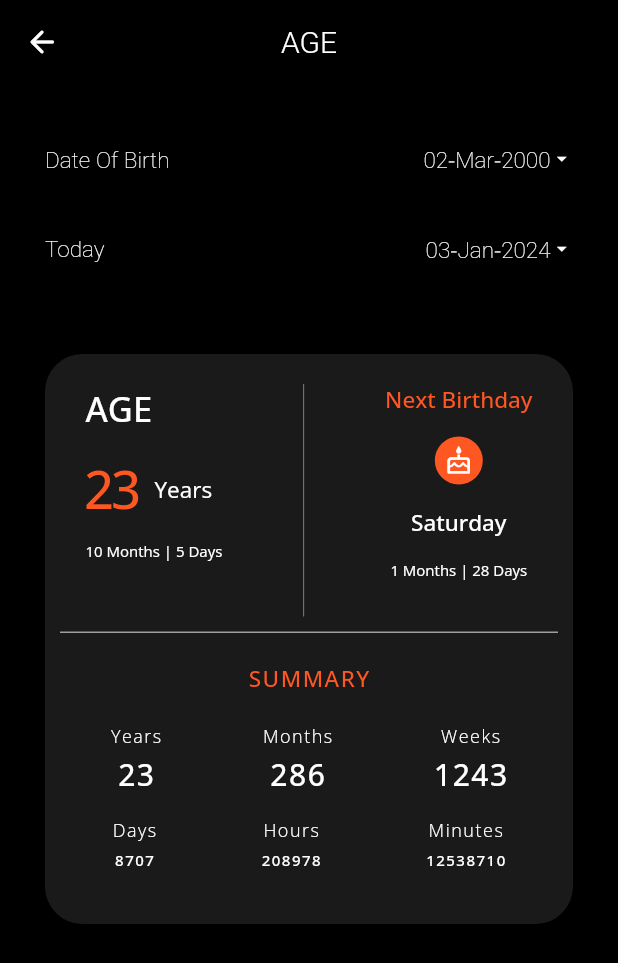
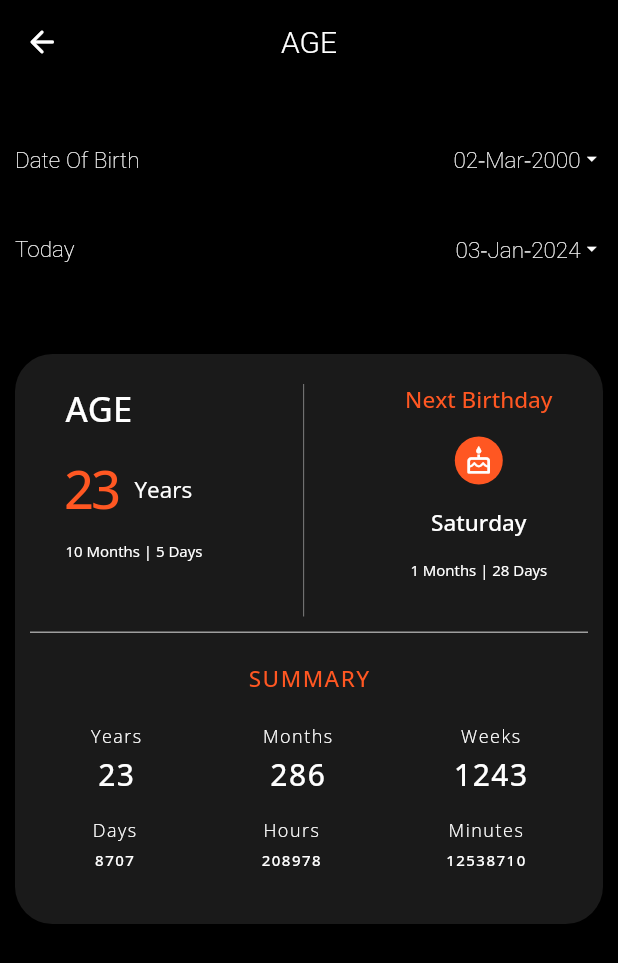
Before and after one commit to GunasekarnRagul/Unit_Calculator_App, a Flutter app: the Age screen opened directly, on a phone screen of 412 x 824 dp. Shown: the top 963 px of the screen. Run offline on Flutter 3.47's test engine with Material 3 defaults, Android fonts, the phone set to English and light mode, and no system bars; our stand-ins replace get, google_fonts; missing offline and left inert: bottom_picker; Roboto replaces fonts that are missing (Ubuntu).

Commit message:
age calculator completed

```diff
--- a/lib/cal_properties/age.dart
+++ b/lib/cal_properties/age.dart
@@ -84,7 +84,7 @@ class _AgeState extends State<Age> {
       widget.summaryYear = years.toString();
       widget.summaryMonths = (years * 12 + months).toString();
       widget.summaryWeeks = weeks.toString();
-      widget.summaryDays =( years * 365 + remainingDays).toString();
+      widget.summaryDays = (years * 365 + remainingDays).toString();
       widget.summaryHours = difference.inHours.toString();
       widget.summaryMinutes = difference.inMinutes.toString();
     });
@@ -185,9 +185,9 @@ class _AgeState extends State<Age> {
       body: SingleChildScrollView(
         child: Container(
           padding: EdgeInsets.fromLTRB(
-              Dimensions.updateDimensions(context, 'h', 30),
+              Dimensions.updateDimensions(context, 'h', 10),
               Dimensions.updateDimensions(context, 'h', 40),
-              Dimensions.updateDimensions(context, 'w', 30),
+              Dimensions.updateDimensions(context, 'w', 10),
               Dimensions.updateDimensions(context, 'h', 10)),
           child: Column(
             children: [
@@ -386,7 +386,7 @@ class _AgeState extends State<Age> {
                       mainAxisAlignment: MainAxisAlignment.spaceAround,
                       children: [
                         summary(context, 'Days', widget.summaryDays, 10),
-                        summary(context, 'Hours',widget.summaryHours, 10),
+                        summary(context, 'Hours', widget.summaryHours, 10),
                         summary(context, 'Minutes', widget.summaryMinutes, 10),
                       ],
                     ),
```
